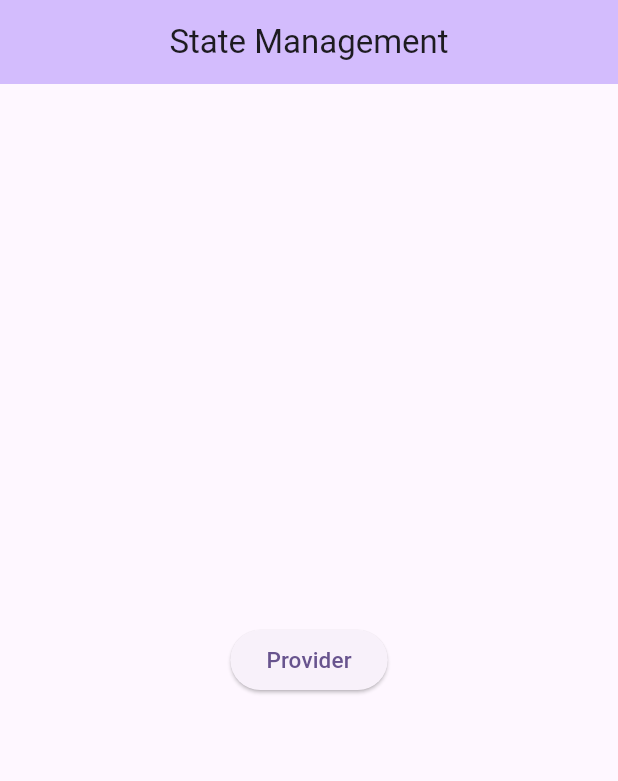
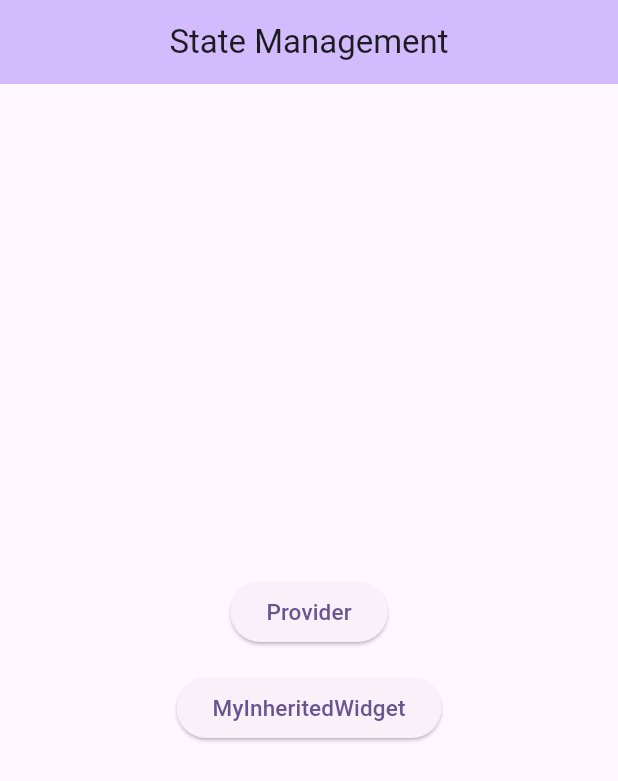
Before and after one commit to vidisha1106/chapter_7_state_management, a Flutter app: the screen it shows after launch, on a phone screen of 412 x 824 dp. Shown: the top 781 px of the screen. Run offline on Flutter 3.47's test engine with Material 2 defaults, Android fonts, the phone set to English and light mode, and no system bars.

Commit message:
Completed : Inherited Widget

```diff
--- /dev/null
+++ b/lib/components/custom_elevated_button.dart
@@ -0,0 +1,21 @@
+import 'package:flutter/material.dart';
+
+class CustomElevatedButton extends StatelessWidget {
+
+  final String path;
+  final String pathName;
+
+  const CustomElevatedButton({
+    super.key, required this.path, required this.pathName,
+  });
+
+  @override
+  Widget build(BuildContext context) {
+    return Padding(
+      padding: const EdgeInsets.all(8.0),
+      child: ElevatedButton(onPressed: () {
+        Navigator.pushNamed(context,path);
+      }, child: Text(pathName,style: TextStyle(fontSize: 15)),),
+    );
+  }
+}
--- /dev/null
+++ b/lib/inherited_widget/pass_counter.dart
@@ -0,0 +1,23 @@
+import 'package:flutter/material.dart';
+
+class PassCounter extends InheritedWidget {
+  int counter;
+
+  PassCounter({
+    Key? key,
+    required Widget child,
+    required this.counter,
+  }) : super(key: key, child: child);
+
+  static PassCounter of(BuildContext context) {
+    final PassCounter? result =
+        context.dependOnInheritedWidgetOfExactType<PassCounter>();
+    assert(result != null, 'No PassCounter found in context');
+    return result!;
+  }
+
+  @override
+  bool updateShouldNotify(PassCounter old) {
+    return old.counter != counter;
+  }
+}
--- a/lib/main.dart
+++ b/lib/main.dart
@@ -1,4 +1,7 @@
+import 'package:chapter_7_state_management/components/custom_elevated_button.dart';
 import 'package:chapter_7_state_management/counter_change_notifier_provider.dart';
+import 'package:chapter_7_state_management/inherited_widget/inherited_widget.dart';
+import 'package:chapter_7_state_management/inherited_widget/pass_counter.dart';
 import 'package:chapter_7_state_management/provider.dart';
 import 'package:flutter/material.dart';
 
@@ -11,32 +14,36 @@ class MyApp extends StatelessWidget {
 
   @override
   Widget build(BuildContext context) {
-    return MaterialApp(
+    return PassCounter(
+      counter: 0,
+      child: MaterialApp(
           title: 'Flutter Demo',
           theme: ThemeData(
             colorScheme: ColorScheme.fromSeed(seedColor: Colors.deepPurple),
             useMaterial3: true,
           ),
-      home:  MyHomePage(),
+          home: MyHomePage(),
           debugShowCheckedModeBanner: false,
           routes: {
-        '/provider' : (context) => MyProvider(),
-        '/CounterChangeNotifierProvider' : (context) => MyCounterChangeNotifierProvider()
-    }
+            '/provider': (context) => MyProvider(),
+            '/CounterChangeNotifierProvider': (context) =>
+                MyCounterChangeNotifierProvider(),
+            '/InheritedWidget': (context) => MyInheritedWidget()
+          }),
     );
   }
 }
 
 class MyHomePage extends StatefulWidget {
-  const MyHomePage({super.key,});
+  const MyHomePage({
+    super.key,
+  });
 
   @override
   State<MyHomePage> createState() => _MyHomePageState();
 }
 
 class _MyHomePageState extends State<MyHomePage> {
-
-
   @override
   Widget build(BuildContext context) {
     return Scaffold(
@@ -49,11 +56,13 @@ class _MyHomePageState extends State<MyHomePage> {
         child: Column(
           mainAxisAlignment: MainAxisAlignment.center,
           children: [
-            Padding(
-              padding: const EdgeInsets.all(25.0),
-              child: ElevatedButton(onPressed: () {
-                Navigator.pushNamed(context,'/provider');
-              }, child: Text("Provider",style: TextStyle(fontSize: 15)),),
+            CustomElevatedButton(
+              path: '/provider',
+              pathName: 'Provider',
+            ),
+            CustomElevatedButton(
+              path: '/InheritedWidget',
+              pathName: 'MyInheritedWidget',
             )
           ],
         ),
```
Also changed, not shown: lib/inherited_widget/go_to_next.dart (added, +28 -0 lines), lib/inherited_widget/inherited_widget.dart (added, +59 -0 lines), lib/inherited_widget/show_counter.dart (added, +41 -0 lines). Lines whose indentation alone changed are shown as unchanged.
